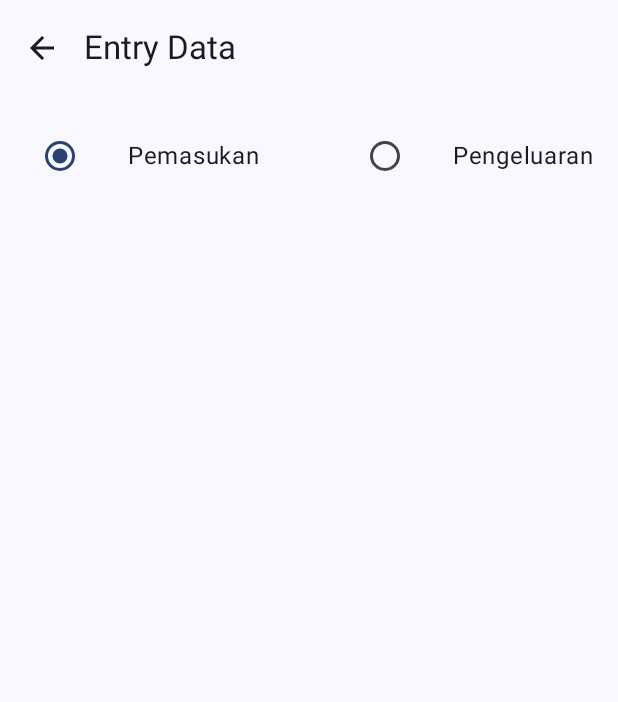
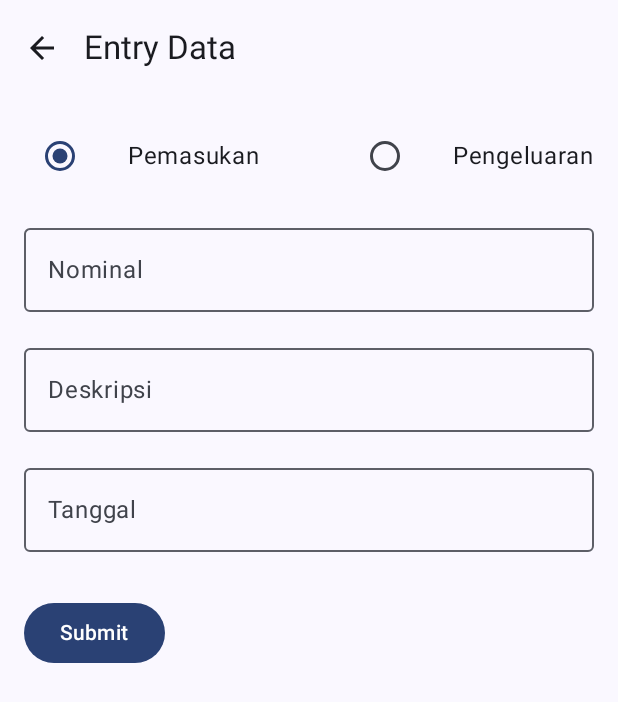
Before and after one commit to SitiMarfungahDwiLestari/Keuangan, an Android app built with Jetpack Compose: the screen it shows after launch (MainActivity), after a tap on "Tambah Keuangan", on a phone screen of 412 x 824 dp. Shown: the top 702 px of the screen. Run offline under Robolectric (Android 15) with nearby library versions, the light colour scheme and no system bars; our stand-ins replace Room's generated code.

Commit message:
nambahin fungsi create

```diff
--- a/app/build.gradle.kts
+++ b/app/build.gradle.kts
@@ -63,6 +63,7 @@ dependencies {
     implementation("androidx.lifecycle:lifecycle-viewmodel-compose:2.6.2")
     implementation("androidx.navigation:navigation-compose:2.7.5")
     implementation("androidx.room:room-common:2.6.1")
+    implementation("com.google.firebase:protolite-well-known-types:18.0.0")
     testImplementation("junit:junit:4.13.2")
     androidTestImplementation("androidx.test.ext:junit:1.1.5")
     androidTestImplementation("androidx.test.espresso:espresso-core:3.5.1")
--- a/app/src/main/java/com/example/keuangan/data/DataSource.kt
+++ b/app/src/main/java/com/example/keuangan/data/DataSource.kt
@@ -3,32 +3,23 @@ package com.example.keuangan.data
 import com.example.keuangan.R
 
 object DataSource {
-    val pemasukanList = listOf(
+    var pemasukanList = mutableListOf(
         Pemasukan("2023-01-01", 1000.0, "Gaji"),
         Pemasukan("2023-01-05", 500.0, "Bonus"),
         // ... tambahkan data pemasukan lainnya
     )
 
-    val pengeluaranList = listOf(
+    var pengeluaranList = mutableListOf(
         Pengeluaran("2023-01-02", 200.0, "Makan Siang"),
         Pengeluaran("2023-01-07", 50.0, "Transportasi"),
         // ... tambahkan data pengeluaran lainnya
     )
+
+    fun tambahPemasukan(tanggal: String, nominal: Double, deskripsi: String) {
+        pemasukanList.add(Pemasukan(tanggal, nominal, deskripsi))
+    }
+
+    fun tambahPengeluaran(tanggal: String, nominal: Double, deskripsi: String) {
+        pengeluaranList.add(Pengeluaran(tanggal, nominal, deskripsi))
+    }
 }
-
-
-
-
-
-//object DataSource {
-//    val tipe = listOf(
-//        R.string.pemasukan,
-//        R.string.pengeluaran
-//    )
-//
-//    val kategori = listOf(
-//        R.string.gaji,
-//        R.string.orangtua,
-//
-//    )
-//}
--- a/app/src/main/java/com/example/keuangan/ui/halaman/Entry.kt
+++ b/app/src/main/java/com/example/keuangan/ui/halaman/Entry.kt
@@ -7,18 +7,23 @@ import androidx.compose.foundation.layout.Row
 import androidx.compose.foundation.layout.Spacer
 import androidx.compose.foundation.layout.fillMaxSize
 import androidx.compose.foundation.layout.fillMaxWidth
+import androidx.compose.foundation.layout.height
 import androidx.compose.foundation.layout.padding
 import androidx.compose.foundation.layout.width
+import androidx.compose.foundation.text.KeyboardOptions
 import androidx.compose.material.icons.Icons
 import androidx.compose.material.icons.filled.ArrowBack
+import androidx.compose.material3.Button
 import androidx.compose.material3.ExperimentalMaterial3Api
 import androidx.compose.material3.Icon
 import androidx.compose.material3.IconButton
 import androidx.compose.material3.MaterialTheme
+import androidx.compose.material3.OutlinedTextField
 import androidx.compose.material3.RadioButton
 import androidx.compose.material3.RadioButtonDefaults
 import androidx.compose.material3.Scaffold
 import androidx.compose.material3.Text
+import androidx.compose.material3.TextField
 import androidx.compose.material3.TopAppBar
 import androidx.compose.runtime.Composable
 import androidx.compose.runtime.getValue
@@ -28,13 +33,14 @@ import androidx.compose.runtime.setValue
 import androidx.compose.ui.Alignment
 import androidx.compose.ui.Modifier
 import androidx.compose.ui.res.stringResource
+import androidx.compose.ui.text.input.KeyboardType
 import androidx.compose.ui.tooling.preview.Preview
 import androidx.compose.ui.unit.dp
 import androidx.navigation.NavHostController
 import com.example.keuangan.R
+import com.example.keuangan.data.DataSource
 import com.example.keuangan.navigasi.DestinasiNavigasi
 import com.example.keuangan.ui.theme.KeuanganTheme
-
 
 enum class EntryType{Pemasukan, Pengeluaran}
 
@@ -67,9 +73,14 @@ fun Entry(
     }
 }
 
+@OptIn(ExperimentalMaterial3Api::class)
 @Composable
 fun BodyEntry(modifier: Modifier = Modifier){
     var selectedOption by remember { mutableStateOf(EntryType.Pemasukan) }
+    var nominal by remember { mutableStateOf("") }
+    var deskripsi by remember { mutableStateOf("") }
+    var tanggal by remember { mutableStateOf("") }
+
     Column (
         modifier = modifier
             .padding (16.dp)
@@ -96,13 +107,62 @@ fun BodyEntry(modifier: Modifier = Modifier){
             )
             Text(text = "Pengeluaran")
         }
+
+        Spacer(modifier = Modifier.height(16.dp))
+
+        OutlinedTextField(
+            modifier = Modifier
+                .fillMaxWidth(),
+            value = nominal,
+            onValueChange = { nominal = it },
+            label = { Text("Nominal") },
+            keyboardOptions = KeyboardOptions.Default.copy(keyboardType = KeyboardType.Number)
+        )
+
+        Spacer(modifier = Modifier.height(16.dp))
+
+        OutlinedTextField(
+            modifier = Modifier
+                .fillMaxWidth(),
+            value = deskripsi,
+            onValueChange = { deskripsi = it },
+            label = { Text("Deskripsi") },
+            keyboardOptions = KeyboardOptions.Default.copy(keyboardType = KeyboardType.Text)
+        )
+
+        Spacer(modifier = Modifier.height(16.dp))
+
+        OutlinedTextField(
+            modifier = Modifier
+                .fillMaxWidth(),
+            value = tanggal,
+            onValueChange = { tanggal = it },
+            label = { Text("Tanggal") },
+            keyboardOptions = KeyboardOptions.Default.copy(keyboardType = KeyboardType.Text)
+        )
+
+        Spacer(modifier = Modifier.height(30.dp))
+
+        Button(
+            modifier = Modifier,
+            //enabled = textJmlBeli.isNotEmpty() && isConfirmButtonClicked,
+            onClick = {
+                when (selectedOption) {
+                    EntryType.Pemasukan -> DataSource.tambahPemasukan(tanggal, nominal.toDouble(), deskripsi)
+                    EntryType.Pengeluaran -> DataSource.tambahPengeluaran(tanggal, nominal.toDouble(), deskripsi)
+                }
+            }
+        ){
+            Text(stringResource(id = R.string.btn_submit))
+        }
     }
 }
+
 
 //@Preview(showBackground = true)
 //@Composable
 //fun PreviewEntry() {
 //    KeuanganTheme {
-//        Entry()
+//        Entry(navController = navController)
 //    }
 //}
--- a/app/src/main/java/com/example/keuangan/ui/halaman/Home.kt
+++ b/app/src/main/java/com/example/keuangan/ui/halaman/Home.kt
@@ -67,6 +67,10 @@ fun BodyHome(
         modifier = modifier
             .padding(16.dp),
     ) {
+        Text(stringResource(R.string.History))
+
+        Spacer(modifier = Modifier.width(16.dp))
+
         Row(
             modifier = Modifier
                 .fillMaxWidth()
--- a/app/src/main/res/values/strings.xml
+++ b/app/src/main/res/values/strings.xml
@@ -24,4 +24,5 @@
     <string name="update">Edit</string>
     <string name="attention">Perhatian</string>
     <string name="tanya">Apakah anda yakin menghapus ini ?</string>
+    <string name="History">History</string>
 </resources>
```
